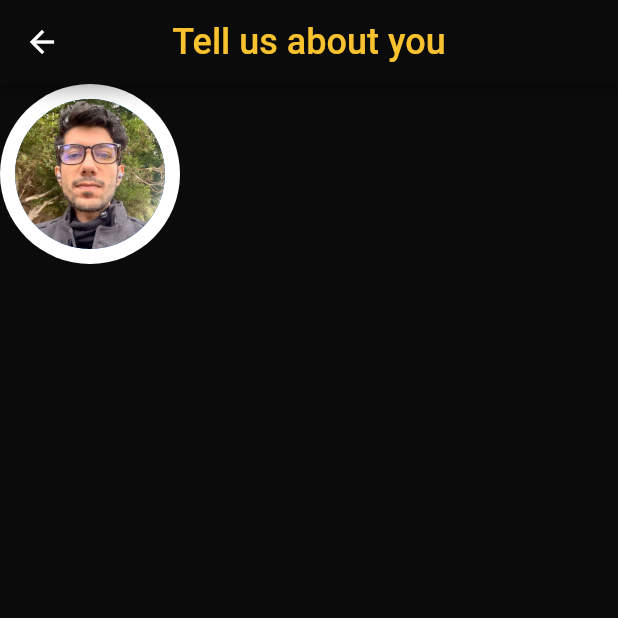
After one commit to hebaea/OpenMovie, a Flutter app: the UserInfoView screen opened by its route, on a phone screen of 412 x 824 dp, the top half of it. The commit adds this screen. Run offline on Flutter 3.47's test engine with Material 2 defaults, Android fonts, the phone set to English and light mode, and no system bars; our stand-ins replace get.

Commit message:
mob next [ci-skip] [ci skip] [skip ci]
lastFile:lib/app/modules/user_info/views/user_info_view.dart

```diff
--- a/lib/app/modules/onboarding/views/onboarding_view.dart
+++ b/lib/app/modules/onboarding/views/onboarding_view.dart
@@ -107,7 +107,7 @@ class OnboardingView extends GetView<OnboardingController> {
                               onboardingContentsIndex =
                                   onboardingContentsIndex + 1;
                             } else {
-                              Get.toNamed(Routes.HOME);
+                              Get.toNamed(Routes.USER_INFO);
                             }
                           },
                           child: Obx(
--- /dev/null
+++ b/lib/app/modules/user_info/views/user_info_view.dart
@@ -0,0 +1,43 @@
+import 'package:flutter/material.dart';
+
+import 'package:get/get.dart';
+import 'package:open_movie/colors/app_colors.dart';
+
+import '../controllers/user_info_controller.dart';
+
+class UserInfoView extends GetView<UserInfoController> {
+  const UserInfoView({Key? key}) : super(key: key);
+  @override
+  Widget build(BuildContext context) {
+    return Scaffold(
+        appBar: AppBar(
+          backgroundColor: AppColors.background,
+          title: const Text(
+            'Tell us about you',
+            style: TextStyle(
+              color: AppColors.textAppPrimay,
+              fontSize: 24,
+            ),
+          ),
+          centerTitle: true,
+        ),
+        backgroundColor: AppColors.background,
+        body: Column(
+          children: [
+            Stack(
+              children: [
+                CircleAvatar(
+                  backgroundColor: Colors.white,
+                  radius: 60.0,
+                  child: CircleAvatar(
+                    backgroundImage:
+                        AssetImage('assets/photos/images/Personal Photo.jpg'),
+                    radius: 50.0,
+                  ),
+                ),
+              ],
+            )
+          ],
+        ));
+  }
+}
--- a/lib/app/routes/app_routes.dart
+++ b/lib/app/routes/app_routes.dart
@@ -5,10 +5,12 @@ abstract class Routes {
   Routes._();
   static const HOME = _Paths.HOME;
   static const ONBOARDING = _Paths.ONBOARDING;
+  static const USER_INFO = _Paths.USER_INFO;
 }
 
 abstract class _Paths {
   _Paths._();
   static const HOME = '/home';
   static const ONBOARDING = '/onboarding';
+  static const USER_INFO = '/user-info';
 }
```
Also changed, not shown: lib/app/modules/user_info/bindings/user_info_binding.dart (added, +12 -0 lines), lib/app/modules/user_info/controllers/user_info_controller.dart (added, +23 -0 lines), lib/app/routes/app_pages.dart (+8 -1 lines), assets/photos/images/Personal Photo.jpg (added).
